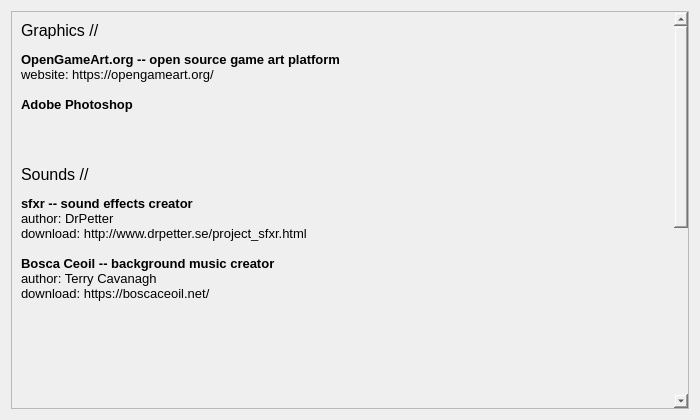
54D/PacSnake, file credits/credits_view.ui: the form before one commit.
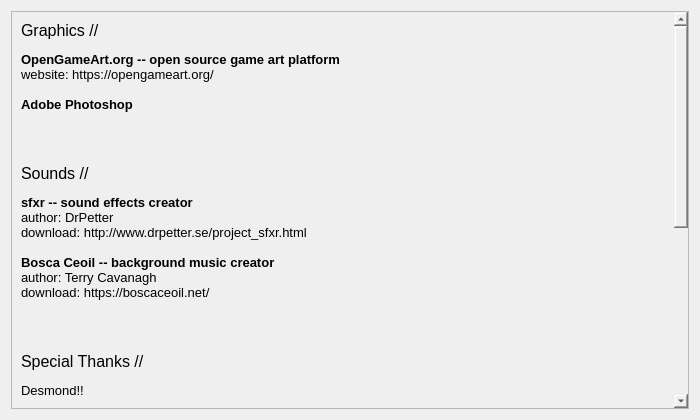
The form after the commit.

The edit to the form file:
```diff
--- a/credits/credits_view.ui
+++ b/credits/credits_view.ui
@@ -58,7 +58,7 @@
           </font>
          </property>
          <property name="text">
-          <string>&lt;html&gt;&lt;head/&gt;&lt;body&gt;&lt;p&gt;&lt;span style=&quot; font-size:12pt;&quot;&gt;Graphics //&lt;/span&gt;&lt;/p&gt;&lt;p&gt;&lt;span style=&quot; font-size:10pt; font-weight:600;&quot;&gt;OpenGameArt.org -- open source game art platform&lt;br/&gt;&lt;/span&gt;&lt;span style=&quot; font-size:10pt;&quot;&gt;website: https://opengameart.org/&lt;br/&gt;&lt;br/&gt;&lt;/span&gt;&lt;span style=&quot; font-size:10pt; font-weight:600;&quot;&gt;Adobe Photoshop&lt;/span&gt;&lt;/p&gt;&lt;p&gt;&lt;span style=&quot; font-size:10pt;&quot;&gt;&lt;br/&gt;&lt;/span&gt;&lt;/p&gt;&lt;p&gt;&lt;span style=&quot; font-size:12pt;&quot;&gt;Sounds //&lt;/span&gt;&lt;/p&gt;&lt;p&gt;&lt;span style=&quot; font-size:10pt; font-weight:600;&quot;&gt;sfxr -- sound effects creator&lt;br/&gt;&lt;/span&gt;&lt;span style=&quot; font-size:10pt;&quot;&gt;author: DrPetter&lt;br/&gt;download: http://www.drpetter.se/project_sfxr.html&lt;br/&gt;&lt;br/&gt;&lt;/span&gt;&lt;span style=&quot; font-size:10pt; font-weight:600;&quot;&gt;Bosca Ceoil -- background music creator&lt;br/&gt;&lt;/span&gt;&lt;span style=&quot; font-size:10pt;&quot;&gt;author: Terry Cavanagh&lt;br/&gt;download: https://boscaceoil.net/&lt;/span&gt;&lt;/p&gt;&lt;/body&gt;&lt;/html&gt;</string>
+          <string>&lt;html&gt;&lt;head/&gt;&lt;body&gt;&lt;p&gt;&lt;span style=&quot; font-size:12pt;&quot;&gt;Graphics //&lt;/span&gt;&lt;/p&gt;&lt;p&gt;&lt;span style=&quot; font-size:10pt; font-weight:600;&quot;&gt;OpenGameArt.org -- open source game art platform&lt;br/&gt;&lt;/span&gt;&lt;span style=&quot; font-size:10pt;&quot;&gt;website: https://opengameart.org/&lt;br/&gt;&lt;br/&gt;&lt;/span&gt;&lt;span style=&quot; font-size:10pt; font-weight:600;&quot;&gt;Adobe Photoshop&lt;/span&gt;&lt;/p&gt;&lt;p&gt;&lt;br/&gt;&lt;/p&gt;&lt;p&gt;&lt;span style=&quot; font-size:12pt;&quot;&gt;Sounds //&lt;/span&gt;&lt;/p&gt;&lt;p&gt;&lt;span style=&quot; font-size:10pt; font-weight:600;&quot;&gt;sfxr -- sound effects creator&lt;br/&gt;&lt;/span&gt;&lt;span style=&quot; font-size:10pt;&quot;&gt;author: DrPetter&lt;br/&gt;download: http://www.drpetter.se/project_sfxr.html&lt;br/&gt;&lt;br/&gt;&lt;/span&gt;&lt;span style=&quot; font-size:10pt; font-weight:600;&quot;&gt;Bosca Ceoil -- background music creator&lt;br/&gt;&lt;/span&gt;&lt;span style=&quot; font-size:10pt;&quot;&gt;author: Terry Cavanagh&lt;br/&gt;download: https://boscaceoil.net/&lt;/span&gt;&lt;/p&gt;&lt;p&gt;&lt;br/&gt;&lt;/p&gt;&lt;p&gt;&lt;span style=&quot; font-size:12pt;&quot;&gt;Special Thanks //&lt;/span&gt;&lt;/p&gt;&lt;p&gt;&lt;span style=&quot; font-size:10pt;&quot;&gt;Desmond!!&lt;/span&gt;&lt;/p&gt;&lt;p&gt;&lt;span style=&quot; font-size:10pt;&quot;&gt;&amp;lt;hr&amp;gt;&lt;/span&gt;&lt;/p&gt;&lt;p&gt;&lt;span style=&quot; font-size:10pt;&quot;&gt;PacSnake (c) 2020&lt;/span&gt;&lt;/p&gt;&lt;/body&gt;&lt;/html&gt;</string>
          </property>
          <property name="alignment">
           <set>Qt::AlignLeading|Qt::AlignLeft|Qt::AlignTop</set>
```
